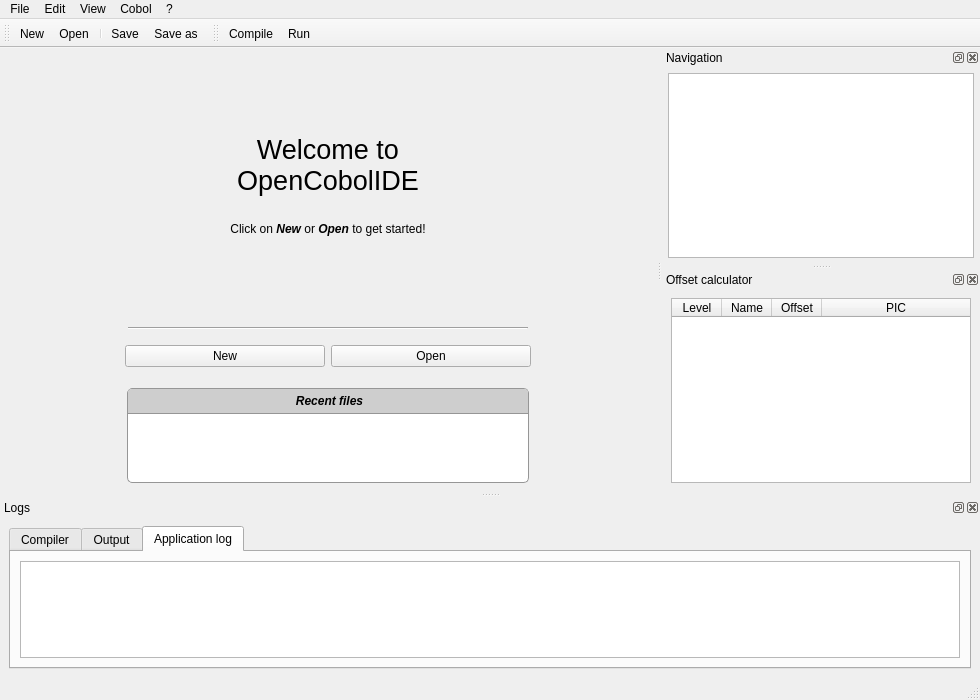
Above: oci/frontend/ui/ide.ui from OpenCobolIDE/OpenCobolIDE before the change. Below: the same form after it.
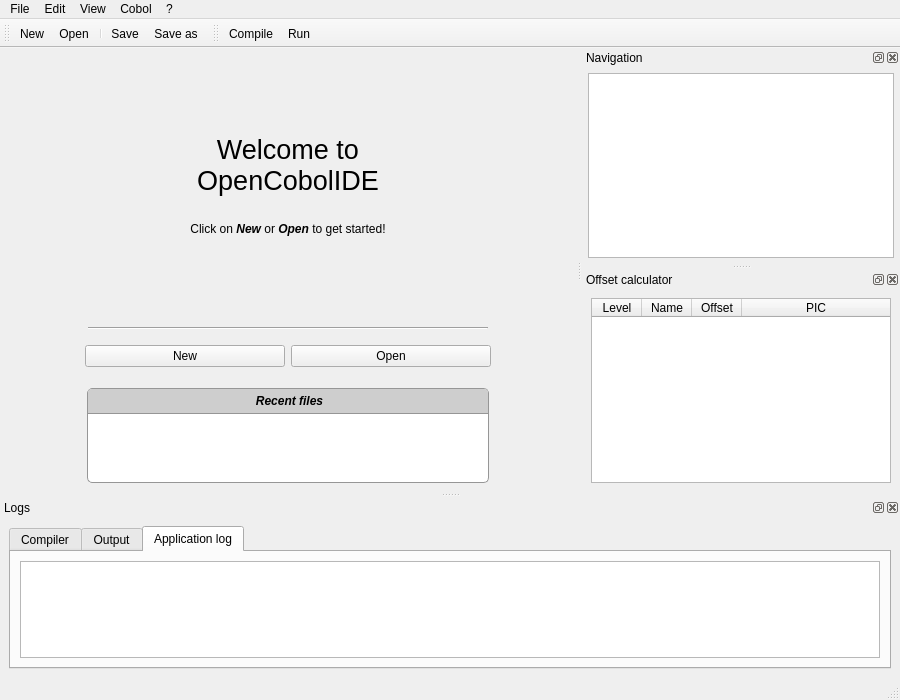
That is the form after the change. Icons and pictures are not drawn. Custom widgets are drawn as their Qt base class.

Commit message:
#38 Make MenuBar hidden by default and add a menu button to the status bar.
This button can be clicked to trigger the Preferences action and display a drop down menu that shows the most important actions (new, open, save as, help and about).

```diff
--- a/oci/frontend/ui/ide.ui
+++ b/oci/frontend/ui/ide.ui
@@ -6,7 +6,7 @@
    <rect>
     <x>0</x>
     <y>0</y>
-    <width>980</width>
+    <width>900</width>
     <height>700</height>
    </rect>
   </property>
@@ -508,7 +508,7 @@
     <rect>
      <x>0</x>
      <y>0</y>
-     <width>980</width>
+     <width>900</width>
      <height>27</height>
     </rect>
    </property>
```
The commit also changes 7 other files.
